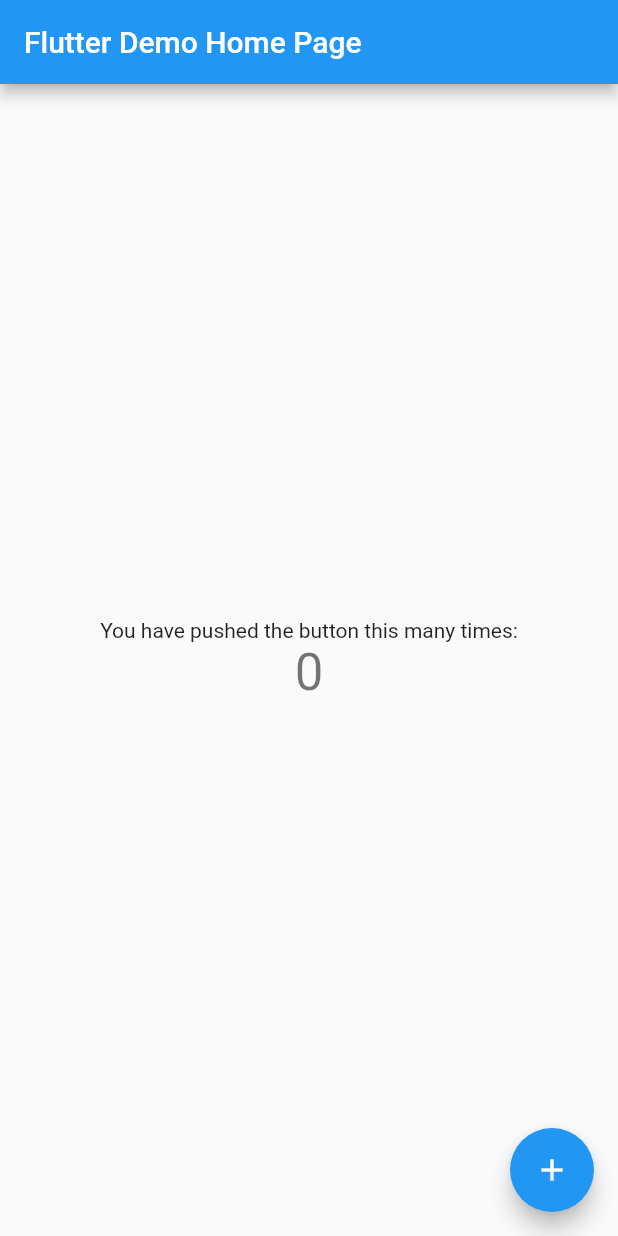
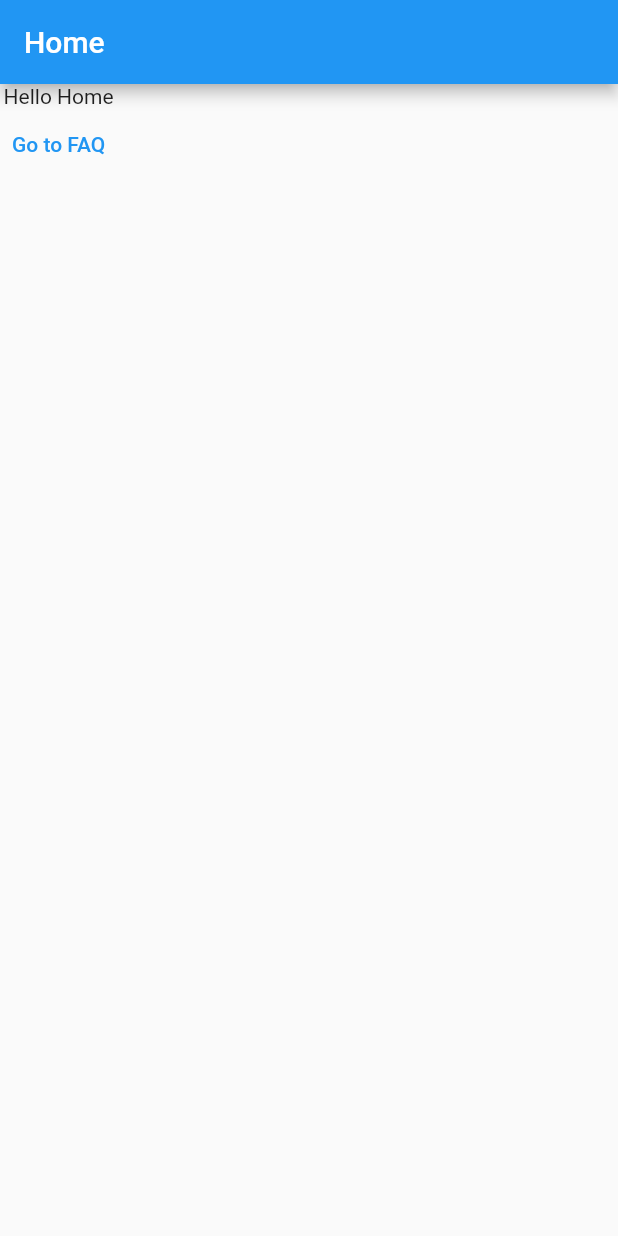
Before and after one commit to nonical/vivel_mobile, a Flutter app: the screen it shows after launch, on a phone screen of 412 x 824 dp. Run offline on Flutter 3.47's test engine with Material 2 defaults, Android fonts, the phone set to English and light mode, and no system bars.

Commit message:
initial faq page

```diff
--- a/lib/main.dart
+++ b/lib/main.dart
@@ -1,4 +1,7 @@
 import 'package:flutter/material.dart';
+import 'package:vivel_mobile/pages/FAQPage.dart';
+import 'package:vivel_mobile/pages/HomePage.dart';
+import 'package:vivel_mobile/services/APIService.dart';
 
 void main() {
   runApp(const MyApp());
@@ -7,109 +10,13 @@
 class MyApp extends StatelessWidget {
   const MyApp({Key? key}) : super(key: key);
 
-  // This widget is the root of your application.
   @override
   Widget build(BuildContext context) {
     return MaterialApp(
-      title: 'Flutter Demo',
-      theme: ThemeData(
-        // This is the theme of your application.
-        //
-        // Try running your application with "flutter run". You'll see the
-        // application has a blue toolbar. Then, without quitting the app, try
-        // changing the primarySwatch below to Colors.green and then invoke
-        // "hot reload" (press "r" in the console where you ran "flutter run",
-        // or simply save your changes to "hot reload" in a Flutter IDE).
-        // Notice that the counter didn't reset back to zero; the application
-        // is not restarted.
-        primarySwatch: Colors.blue,
-      ),
-      home: const MyHomePage(title: 'Flutter Demo Home Page'),
+      home: HomePage(),
+      routes: {
+        "/faq": (context) => FAQPage()
+      },
     );
   }
 }
-
-class MyHomePage extends StatefulWidget {
-  const MyHomePage({Key? key, required this.title}) : super(key: key);
-
-  // This widget is the home page of your application. It is stateful, meaning
-  // that it has a State object (defined below) that contains fields that affect
-  // how it looks.
-
-  // This class is the configuration for the state. It holds the values (in this
-  // case the title) provided by the parent (in this case the App widget) and
-  // used by the build method of the State. Fields in a Widget subclass are
-  // always marked "final".
-
-  final String title;
-
-  @override
-  State<MyHomePage> createState() => _MyHomePageState();
-}
-
-class _MyHomePageState extends State<MyHomePage> {
-  int _counter = 0;
-
-  void _incrementCounter() {
-    setState(() {
-      // This call to setState tells the Flutter framework that something has
-      // changed in this State, which causes it to rerun the build method below
-      // so that the display can reflect the updated values. If we changed
-      // _counter without calling setState(), then the build method would not be
-      // called again, and so nothing would appear to happen.
-      _counter++;
-    });
-  }
-
-  @override
-  Widget build(BuildContext context) {
-    // This method is rerun every time setState is called, for instance as done
-    // by the _incrementCounter method above.
-    //
-    // The Flutter framework has been optimized to make rerunning build methods
-    // fast, so that you can just rebuild anything that needs updating rather
-    // than having to individually change instances of widgets.
-    return Scaffold(
-      appBar: AppBar(
-        // Here we take the value from the MyHomePage object that was created by
-        // the App.build method, and use it to set our appbar title.
-        title: Text(widget.title),
-      ),
-      body: Center(
-        // Center is a layout widget. It takes a single child and positions it
-        // in the middle of the parent.
-        child: Column(
-          // Column is also a layout widget. It takes a list of children and
-          // arranges them vertically. By default, it sizes itself to fit its
-          // children horizontally, and tries to be as tall as its parent.
-          //
-          // Invoke "debug painting" (press "p" in the console, choose the
-          // "Toggle Debug Paint" action from the Flutter Inspector in Android
-          // Studio, or the "Toggle Debug Paint" command in Visual Studio Code)
-          // to see the wireframe for each widget.
-          //
-          // Column has various properties to control how it sizes itself and
-          // how it positions its children. Here we use mainAxisAlignment to
-          // center the children vertically; the main axis here is the vertical
-          // axis because Columns are vertical (the cross axis would be
-          // horizontal).
-          mainAxisAlignment: MainAxisAlignment.center,
-          children: <Widget>[
-            const Text(
-              'You have pushed the button this many times:',
-            ),
-            Text(
-              '$_counter',
-              style: Theme.of(context).textTheme.headline4,
-            ),
-          ],
-        ),
-      ),
-      floatingActionButton: FloatingActionButton(
-        onPressed: _incrementCounter,
-        tooltip: 'Increment',
-        child: const Icon(Icons.add),
-      ), // This trailing comma makes auto-formatting nicer for build methods.
-    );
-  }
-}
--- /dev/null
+++ b/lib/models/FAQ.dart
@@ -0,0 +1,28 @@
+import 'dart:convert';
+
+class FAQ {
+  final faqid;
+  final question;
+  final answer;
+  final answered;
+  final createdAt;
+  final updatedAt;
+
+  FAQ(
+      {this.faqid,
+      this.question,
+      this.answer,
+      this.answered,
+      this.createdAt,
+      this.updatedAt});
+
+  factory FAQ.fromJson(Map<String, dynamic> json) {
+    return FAQ(
+        faqid: json["faqid"],
+        question: json["question"],
+        answer: json["answer"],
+        answered: json["answered"],
+        createdAt: json["createdAt"],
+        updatedAt: json["updatedAt"]);
+  }
+}
--- /dev/null
+++ b/lib/pages/FAQPage.dart
@@ -0,0 +1,58 @@
+import 'package:flutter/material.dart';
+import 'package:vivel_mobile/services/APIService.dart';
+
+import '../models/FAQ.dart';
+
+class FAQPage extends StatefulWidget {
+  @override
+  _FAQPageState createState() => _FAQPageState();
+}
+
+class _FAQPageState extends State<FAQPage> {
+  @override
+  Widget build(BuildContext context) {
+    return Scaffold(
+        appBar: AppBar(
+          title: Text("FAQ"),
+        ),
+        body: bodyWidget());
+  }
+
+  Widget bodyWidget() {
+    return FutureBuilder<List<FAQ>?>(
+      future: getFAQs(),
+      builder: (BuildContext context, AsyncSnapshot<List<FAQ>?> snapshot) {
+        if (snapshot.connectionState == ConnectionState.waiting) {
+          return Center(
+            child: Text("Loading..."),
+          );
+        }
+        if (snapshot.hasError) {
+          return Center(
+            child: Text('${snapshot.error}'),
+          );
+        }
+        if (snapshot.hasData) {
+          return ListView(
+            children: [...?snapshot.data?.map((e) => FAQWidget(e))],
+          );
+        }
+        return Text("No data");
+      },
+    );
+  }
+
+  Future<List<FAQ>?> getFAQs() async {
+    var faqs = await APIService.Get("faq", null);
+    if (faqs != null) {
+      return faqs.map((x) => FAQ.fromJson(x)).toList();
+    }
+    return <FAQ>[];
+  }
+}
+
+Widget FAQWidget(FAQ faq) {
+  return Card(
+    child: Text(faq.question),
+  );
+}
--- /dev/null
+++ b/lib/pages/HomePage.dart
@@ -0,0 +1,25 @@
+import 'package:flutter/material.dart';
+
+class HomePage extends StatefulWidget {
+  @override
+  _HomePageState createState() => _HomePageState();
+}
+
+class _HomePageState extends State<HomePage> {
+  @override
+  Widget build(BuildContext context) {
+    return Scaffold(
+        appBar: AppBar(
+          title: Text("Home"),
+        ),
+        body: Column(children: [
+          Text("Hello Home"),
+          TextButton(
+            child: Text("Go to FAQ"),
+            onPressed: () => {
+              Navigator.of(context).pushNamed("/faq")
+            }
+          )
+        ]));
+  }
+}
--- a/pubspec.yaml
+++ b/pubspec.yaml
@@ -34,6 +34,7 @@
   # The following adds the Cupertino Icons font to your application.
   # Use with the CupertinoIcons class for iOS style icons.
   cupertino_icons: ^1.0.2
+  http: ^0.13.4
 
 dev_dependencies:
   flutter_test:
```
Also changed, not shown: lib/services/APIService.dart (added, +22 -0 lines).
